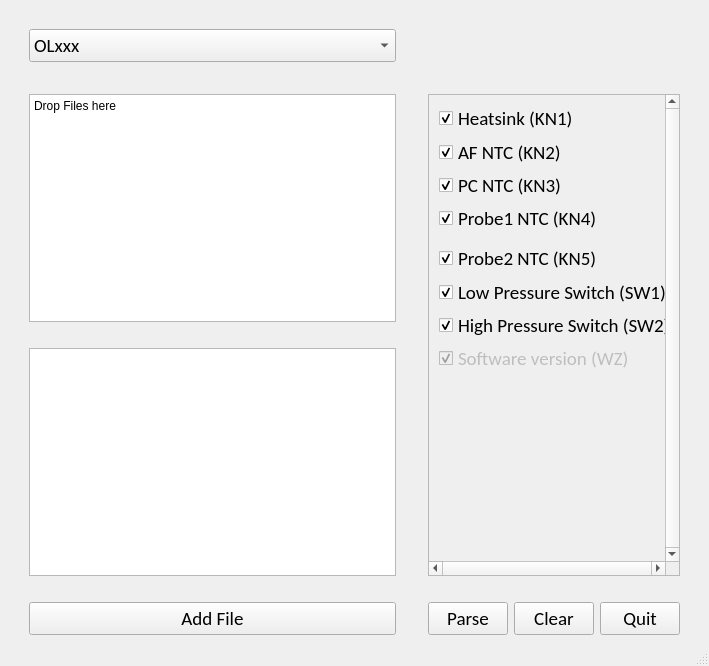
The window that BDP_Parse.ui (vikramsesh/Serial-output-data-parser) describes before a commit, drawn with Qt 5.
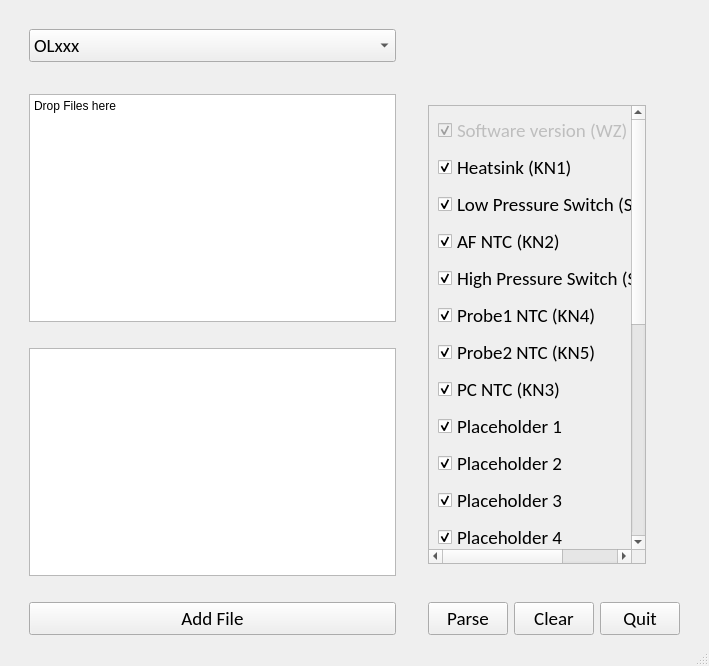
The same window after the commit.

Commit message: Added  veritcal layout to get scroll bars functioning/ added placeholder checkboxes so vertical scrollbars function

What changed in the file:
```diff
--- a/BDP_Parse.ui
+++ b/BDP_Parse.ui
@@ -120,6 +120,18 @@
     </item>
     <item row="3" column="3" rowspan="3" colspan="3">
      <widget class="QScrollArea" name="scrollArea">
+      <property name="minimumSize">
+       <size>
+        <width>218</width>
+        <height>459</height>
+       </size>
+      </property>
+      <property name="maximumSize">
+       <size>
+        <width>218</width>
+        <height>459</height>
+       </size>
+      </property>
       <property name="verticalScrollBarPolicy">
        <enum>Qt::ScrollBarAlwaysOn</enum>
       </property>
@@ -137,10 +149,13 @@
         <rect>
          <x>0</x>
          <y>0</y>
-         <width>218</width>
-         <height>459</height>
+         <width>216</width>
+         <height>569</height>
         </rect>
        </property>
+
+       <layout class="QVBoxLayout" name="verticalLayout_3">
+        <item>
        <widget class="QCheckBox" name="CB_SWversion">
         <property name="enabled">
          <bool>false</bool>
@@ -166,6 +181,9 @@
          <bool>true</bool>
         </property>
        </widget>
+        </item>
+
+        <item>
        <widget class="QCheckBox" name="CB_1">
         <property name="enabled">
          <bool>true</bool>
@@ -191,6 +209,9 @@
          <bool>true</bool>
         </property>
        </widget>
+        </item> 
+
+        <item>
        <widget class="QCheckBox" name="CB_6">
         <property name="geometry">
          <rect>
@@ -213,6 +234,9 @@
          <bool>true</bool>
         </property>
        </widget>
+        </item> 
+
+        <item>
        <widget class="QCheckBox" name="CB_2">
         <property name="geometry">
          <rect>
@@ -235,6 +259,9 @@
          <bool>true</bool>
         </property>
        </widget>
+        </item> 
+
+        <item>
        <widget class="QCheckBox" name="CB_7">
         <property name="geometry">
          <rect>
@@ -257,6 +284,9 @@
          <bool>true</bool>
         </property>
        </widget>
+        </item> 
+
+        <item>
        <widget class="QCheckBox" name="CB_4">
         <property name="geometry">
          <rect>
@@ -279,6 +309,9 @@
          <bool>true</bool>
         </property>
        </widget>
+        </item>
+
+        <item> 
        <widget class="QCheckBox" name="CB_5">
         <property name="geometry">
          <rect>
@@ -301,6 +334,9 @@
          <bool>true</bool>
         </property>
        </widget>
+        </item>
+
+        <item> 
        <widget class="QCheckBox" name="CB_3">
         <property name="geometry">
          <rect>
@@ -323,6 +359,409 @@
          <bool>true</bool>
         </property>
        </widget>
+        </item>
+
+        <item> 
+         <widget class="QCheckBox" name="CB_3">
+          <property name="geometry">
+           <rect>
+            <x>10</x>
+            <y>77</y>
+            <width>295</width>
+            <height>27</height>
+           </rect>
+          </property>
+          <property name="font">
+           <font>
+            <family>Calibri</family>
+            <pointsize>14</pointsize>
+           </font>
+          </property>
+          <property name="text">
+           <string>Placeholder 1</string>
+          </property>
+          <property name="checked">
+           <bool>true</bool>
+          </property>
+         </widget>
+        </item>
+
+        <item> 
+         <widget class="QCheckBox" name="CB_3">
+          <property name="geometry">
+           <rect>
+            <x>10</x>
+            <y>77</y>
+            <width>295</width>
+            <height>27</height>
+           </rect>
+          </property>
+          <property name="font">
+           <font>
+            <family>Calibri</family>
+            <pointsize>14</pointsize>
+           </font>
+          </property>
+          <property name="text">
+           <string>Placeholder 2</string>
+          </property>
+          <property name="checked">
+           <bool>true</bool>
+          </property>
+         </widget>
+        </item>
+
+        <item> 
+         <widget class="QCheckBox" name="CB_3">
+          <property name="geometry">
+           <rect>
+            <x>10</x>
+            <y>77</y>
+            <width>295</width>
+            <height>27</height>
+           </rect>
+          </property>
+          <property name="font">
+           <font>
+            <family>Calibri</family>
+            <pointsize>14</pointsize>
+           </font>
+          </property>
+          <property name="text">
+           <string>Placeholder 3</string>
+          </property>
+          <property name="checked">
+           <bool>true</bool>
+          </property>
+         </widget>
+        </item>
+
+        <item> 
+         <widget class="QCheckBox" name="CB_3">
+          <property name="geometry">
+           <rect>
+            <x>10</x>
+            <y>77</y>
+            <width>295</width>
+            <height>27</height>
+           </rect>
+          </property>
+          <property name="font">
+           <font>
+            <family>Calibri</family>
+            <pointsize>14</pointsize>
+           </font>
+          </property>
+          <property name="text">
+           <string>Placeholder 4</string>
+          </property>
+          <property name="checked">
+           <bool>true</bool>
+          </property>
+         </widget>
+        </item>
+
+        <item> 
+         <widget class="QCheckBox" name="CB_3">
+          <property name="geometry">
+           <rect>
+            <x>10</x>
+            <y>77</y>
+            <width>295</width>
+            <height>27</height>
+           </rect>
+          </property>
+          <property name="font">
+           <font>
+            <family>Calibri</family>
+            <pointsize>14</pointsize>
+           </font>
+          </property>
+          <property name="text">
+           <string>Placeholder 5</string>
+          </property>
+          <property name="checked">
+           <bool>true</bool>
+          </property>
+         </widget>
+        </item>
+
+        <item> 
+         <widget class="QCheckBox" name="CB_3">
+          <property name="geometry">
+           <rect>
+            <x>10</x>
+            <y>77</y>
+            <width>295</width>
+            <height>27</height>
+           </rect>
+          </property>
+          <property name="font">
+           <font>
+            <family>Calibri</family>
+            <pointsize>14</pointsize>
+           </font>
+          </property>
+          <property name="text">
+           <string>Placeholder 6</string>
+          </property>
+          <property name="checked">
+           <bool>true</bool>
+          </property>
+         </widget>
+        </item>
+
+        <item> 
+         <widget class="QCheckBox" name="CB_3">
+          <property name="geometry">
+           <rect>
+            <x>10</x>
+            <y>77</y>
+            <width>295</width>
+            <height>27</height>
+           </rect>
+          </property>
+          <property name="font">
+           <font>
+            <family>Calibri</family>
+            <pointsize>14</pointsize>
+           </font>
+          </property>
+          <property name="text">
+           <string>Placeholder 7</string>
+          </property>
+          <property name="checked">
+           <bool>true</bool>
+          </property>
+         </widget>
+        </item>
+
+        <item> 
+         <widget class="QCheckBox" name="CB_3">
+          <property name="geometry">
+           <rect>
+            <x>10</x>
+            <y>77</y>
+            <width>295</width>
+            <height>27</height>
+           </rect>
+          </property>
+          <property name="font">
+           <font>
+            <family>Calibri</family>
+            <pointsize>14</pointsize>
+           </font>
+          </property>
+          <property name="text">
+           <string>Placeholder 8</string>
+          </property>
+          <property name="checked">
+           <bool>true</bool>
+          </property>
+         </widget>
+        </item>
+
+        <item> 
+         <widget class="QCheckBox" name="CB_3">
+          <property name="geometry">
+           <rect>
+            <x>10</x>
+            <y>77</y>
+            <width>295</width>
+            <height>27</height>
+           </rect>
+          </property>
+          <property name="font">
+           <font>
+            <family>Calibri</family>
+            <pointsize>14</pointsize>
+           </font>
+          </property>
+          <property name="text">
+           <string>Placeholder 9</string>
+          </property>
+          <property name="checked">
+           <bool>true</bool>
+          </property>
+         </widget>
+        </item>
+
+        <item> 
+         <widget class="QCheckBox" name="CB_3">
+          <property name="geometry">
+           <rect>
+            <x>10</x>
+            <y>77</y>
+            <width>295</width>
+            <height>27</height>
+           </rect>
+          </property>
+          <property name="font">
+           <font>
+            <family>Calibri</family>
+            <pointsize>14</pointsize>
+           </font>
+          </property>
+          <property name="text">
+           <string>Placeholder 10</string>
+          </property>
+          <property name="checked">
+           <bool>true</bool>
+          </property>
+         </widget>
+        </item>
+
+        <item> 
+         <widget class="QCheckBox" name="CB_3">
+          <property name="geometry">
+           <rect>
+            <x>10</x>
+            <y>77</y>
+            <width>295</width>
+            <height>27</height>
+           </rect>
+          </property>
+          <property name="font">
+           <font>
+            <family>Calibri</family>
+            <pointsize>14</pointsize>
+           </font>
+          </property>
+          <property name="text">
+           <string>Placeholder 11</string>
+          </property>
+          <property name="checked">
+           <bool>true</bool>
+          </property>
+         </widget>
+        </item>
+
+        <item> 
+         <widget class="QCheckBox" name="CB_3">
+          <property name="geometry">
+           <rect>
+            <x>10</x>
+            <y>77</y>
+            <width>295</width>
+            <height>27</height>
+           </rect>
+          </property>
+          <property name="font">
+           <font>
+            <family>Calibri</family>
+            <pointsize>14</pointsize>
+           </font>
+          </property>
+          <property name="text">
+           <string>Placeholder 12</string>
+          </property>
+          <property name="checked">
+           <bool>true</bool>
+          </property>
+         </widget>
+        </item>
+
+        <item> 
+         <widget class="QCheckBox" name="CB_3">
+          <property name="geometry">
+           <rect>
+            <x>10</x>
+            <y>77</y>
+            <width>295</width>
+            <height>27</height>
+           </rect>
+          </property>
+          <property name="font">
+           <font>
+            <family>Calibri</family>
+            <pointsize>14</pointsize>
+           </font>
+          </property>
+          <property name="text">
+           <string>Placeholder 13</string>
+          </property>
+          <property name="checked">
+           <bool>true</bool>
+          </property>
+         </widget>
+        </item>
+
+        <item> 
+         <widget class="QCheckBox" name="CB_3">
+          <property name="geometry">
+           <rect>
+            <x>10</x>
+            <y>77</y>
+            <width>295</width>
+            <height>27</height>
+           </rect>
+          </property>
+          <property name="font">
+           <font>
+            <family>Calibri</family>
+            <pointsize>14</pointsize>
+           </font>
+          </property>
+          <property name="text">
+           <string>Placeholder 14</string>
+          </property>
+          <property name="checked">
+           <bool>true</bool>
+          </property>
+         </widget>
+        </item>
+
+        <item> 
+         <widget class="QCheckBox" name="CB_3">
+          <property name="geometry">
+           <rect>
+            <x>10</x>
+            <y>77</y>
+            <width>295</width>
+            <height>27</height>
+           </rect>
+          </property>
+          <property name="font">
+           <font>
+            <family>Calibri</family>
+            <pointsize>14</pointsize>
+           </font>
+          </property>
+          <property name="text">
+           <string>Placeholder 15</string>
+          </property>
+          <property name="checked">
+           <bool>true</bool>
+          </property>
+         </widget>
+        </item>
+
+        <item> 
+         <widget class="QCheckBox" name="CB_3">
+          <property name="geometry">
+           <rect>
+            <x>10</x>
+            <y>77</y>
+            <width>295</width>
+            <height>27</height>
+           </rect>
+          </property>
+          <property name="font">
+           <font>
+            <family>Calibri</family>
+            <pointsize>14</pointsize>
+           </font>
+          </property>
+          <property name="text">
+           <string>Horizontal Scroll Bar Placeholder</string>
+          </property>
+          <property name="checked">
+           <bool>true</bool>
+          </property>
+         </widget>
+        </item>
+
+       </layout>  
       </widget>
      </widget>
     </item>
```
Left out of the diff: 1 changed line with no effect on the pictures. Lines whose indentation alone changed are shown as unchanged.
